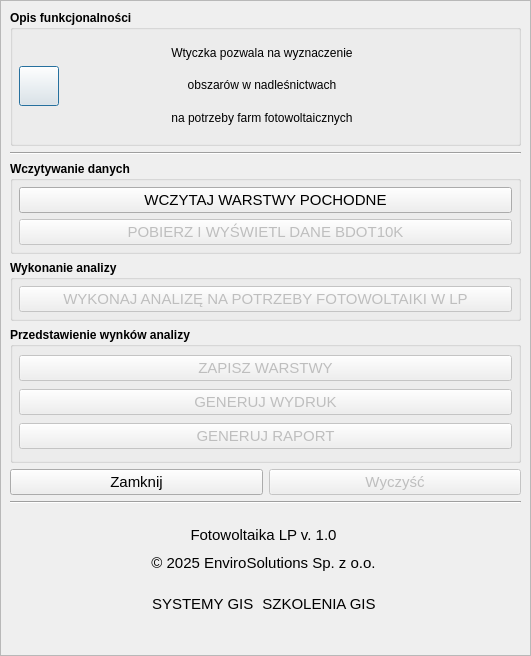
Before: the Qt Designer form photovoltaics_LP_dialog_base.ui in envirosolutionspl/pv_las, drawn with Qt 5.
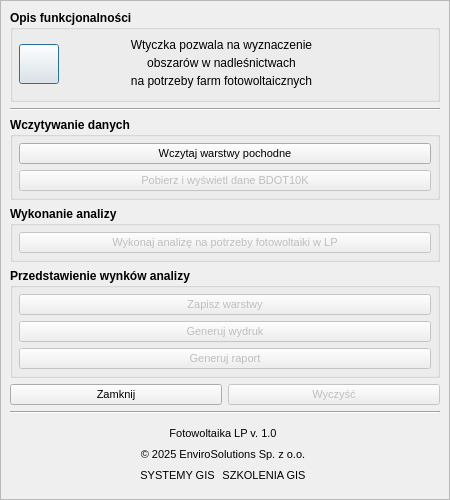
After: the same form once the commit is applied. Icons and pictures are not drawn.

The edit to the form file:
```diff
--- a/photovoltaics_LP_dialog_base.ui
+++ b/photovoltaics_LP_dialog_base.ui
@@ -9,8 +9,8 @@
    <rect>
     <x>0</x>
     <y>0</y>
-    <width>531</width>
-    <height>656</height>
+    <width>450</width>
+    <height>500</height>
    </rect>
   </property>
   <property name="windowTitle">
@@ -44,7 +44,7 @@
         <x>0</x>
         <y>0</y>
         <width>529</width>
-        <height>654</height>
+        <height>651</height>
        </rect>
       </property>
       <layout class="QVBoxLayout" name="verticalLayout_5">
@@ -235,13 +235,13 @@
            <widget class="QPushButton" name="pobierzWarstwyPochodneBtn">
             <property name="font">
              <font>
-              <pointsize>11</pointsize>
+              <pointsize>8</pointsize>
               <weight>50</weight>
               <bold>false</bold>
              </font>
             </property>
             <property name="text">
-             <string>WCZYTAJ WARSTWY POCHODNE</string>
+             <string>Wczytaj warstwy pochodne</string>
             </property>
            </widget>
           </item>
@@ -252,13 +252,13 @@
             </property>
             <property name="font">
              <font>
-              <pointsize>11</pointsize>
+              <pointsize>8</pointsize>
               <weight>50</weight>
               <bold>false</bold>
              </font>
             </property>
             <property name="text">
-             <string>POBIERZ I WYŚWIETL DANE BDOT10K</string>
+             <string>Pobierz i wyświetl dane BDOT10K</string>
             </property>
            </widget>
           </item>
@@ -305,13 +305,13 @@
             </property>
             <property name="font">
              <font>
-              <pointsize>11</pointsize>
+              <pointsize>8</pointsize>
               <weight>50</weight>
               <bold>false</bold>
              </font>
             </property>
             <property name="text">
-             <string>WYKONAJ ANALIZĘ NA POTRZEBY FOTOWOLTAIKI W LP</string>
+             <string>Wykonaj analizę na potrzeby fotowoltaiki w LP</string>
             </property>
            </widget>
           </item>
@@ -355,13 +355,13 @@
             </property>
             <property name="font">
              <font>
-              <pointsize>11</pointsize>
+              <pointsize>8</pointsize>
               <weight>50</weight>
               <bold>false</bold>
              </font>
             </property>
             <property name="text">
-             <string>ZAPISZ WARSTWY</string>
+             <string>Zapisz warstwy</string>
             </property>
            </widget>
           </item>
@@ -372,13 +372,13 @@
             </property>
             <property name="font">
              <font>
-              <pointsize>11</pointsize>
+              <pointsize>8</pointsize>
               <weight>50</weight>
               <bold>false</bold>
              </font>
             </property>
             <property name="text">
-             <string>GENERUJ WYDRUK</string>
+             <string>Generuj wydruk</string>
             </property>
            </widget>
           </item>
@@ -389,13 +389,13 @@
             </property>
             <property name="font">
              <font>
-              <pointsize>11</pointsize>
+              <pointsize>8</pointsize>
               <weight>50</weight>
               <bold>false</bold>
              </font>
             </property>
             <property name="text">
-             <string>GENERUJ RAPORT</string>
+             <string>Generuj raport</string>
             </property>
            </widget>
           </item>
@@ -414,7 +414,7 @@
            </property>
            <property name="font">
             <font>
-             <pointsize>11</pointsize>
+             <pointsize>8</pointsize>
             </font>
            </property>
            <property name="text">
@@ -429,7 +429,7 @@
            </property>
            <property name="font">
             <font>
-             <pointsize>11</pointsize>
+             <pointsize>8</pointsize>
             </font>
            </property>
            <property name="text">
@@ -458,25 +458,21 @@
           <number>0</number>
          </property>
          <property name="topMargin">
-          <number>2</number>
+          <number>0</number>
          </property>
          <property name="rightMargin">
           <number>5</number>
          </property>
          <property name="bottomMargin">
-          <number>5</number>
+          <number>0</number>
          </property>
-         <item>
-          <layout class="QGridLayout" name="gridLayout_7" columnstretch="0">
-           <property name="leftMargin">
-            <number>6</number>
-           </property>
-           <item row="0" column="0" alignment="Qt::AlignHCenter|Qt::AlignVCenter">
+         <!-- Lewa ikona fotowoltaika -->
+         <item alignment="Qt::AlignLeft|Qt::AlignVCenter">
             <widget class="QLabel" name="label_60">
              <property name="maximumSize">
               <size>
-               <width>60</width>
-               <height>60</height>
+             <width>50</width>
+               <height>50</height>
               </size>
              </property>
              <property name="text">
@@ -493,85 +489,37 @@
              </property>
             </widget>
            </item>
-          </layout>
-         </item>
+         <!-- Tekst środkowy -->
          <item>
           <layout class="QGridLayout" name="gridLayout_6">
-           <property name="spacing">
-            <number>2</number>
-           </property>
-           <item row="0" column="0">
-            <layout class="QVBoxLayout" name="verticalLayout_2">
-             <property name="topMargin">
-              <number>10</number>
-             </property>
-             <property name="bottomMargin">
-              <number>10</number>
-             </property>
-             <item>
-              <layout class="QGridLayout" name="gridLayout_8">
-               <item row="0" column="0">
-                <widget class="QLabel" name="lbl_pluginVersion">
-                 <property name="font">
-                  <font>
-                   <pointsize>11</pointsize>
-                  </font>
-                 </property>
-                 <property name="text">
-                  <string>Fotowoltaika LP v. 1.0</string>
-                 </property>
-                 <property name="alignment">
-                  <set>Qt::AlignCenter</set>
-                 </property>
-                </widget>
-               </item>
-               <item row="1" column="0">
-                <widget class="QLabel" name="lbl_copyrights">
-                 <property name="font">
-                  <font>
-                   <pointsize>11</pointsize>
-                  </font>
-                 </property>
-                 <property name="text">
-                  <string>&lt;html&gt;&lt;head/&gt;&lt;body&gt;&lt;p&gt;© 2025 EnviroSolutions Sp. z o.o.&lt;/p&gt;&lt;/body&gt;&lt;/html&gt;</string>
-                 </property>
-                 <property name="textFormat">
-                  <enum>Qt::RichText</enum>
-                 </property>
-                 <property name="alignment">
-                  <set>Qt::AlignCenter</set>
-                 </property>
-                 <property name="openExternalLinks">
-                  <bool>true</bool>
-                 </property>
-                 <property name="textInteractionFlags">
-                  <set>Qt::TextBrowserInteraction</set>
-                 </property>
-                </widget>
-               </item>
-              </layout>
-             </item>
-             <item>
-              <layout class="QGridLayout" name="gridLayout_5">
-               <property name="sizeConstraint">
-                <enum>QLayout::SetMinimumSize</enum>
-               </property>
                <property name="horizontalSpacing">
-                <number>6</number>
+         <number>7</number>
                </property>
                <property name="verticalSpacing">
                 <number>0</number>
                </property>
-               <item row="0" column="0" alignment="Qt::AlignHCenter|Qt::AlignVCenter">
-                <widget class="QLabel" name="lbl_systemy_4">
+        <item row="1" column="0" colspan="2">
+         <widget class="QLabel" name="lbl_copyrights">
+          <property name="maximumSize">
+           <size>
+            <width>16777215</width>
+            <height>15</height>
+           </size>
+          </property>
                  <property name="font">
                   <font>
-                   <pointsize>11</pointsize>
+            <pointsize>8</pointsize>
                   </font>
                  </property>
                  <property name="text">
-                  <string>&lt;html&gt;&lt;head/&gt;&lt;body&gt;&lt;p&gt;&lt;a href=&quot;https://envirosolutions.pl/systemy-opensource-gis/?utm_source=stopka&amp;utm_medium=wtyczka&amp;utm_campaign=organic&amp;utm_term=fotowoltaika_lp&quot;&gt;&lt;span style=&quot; text-decoration: underline; color:#0000ff;&quot;&gt;SYSTEMY GIS&lt;/span&gt;&lt;/a&gt;&lt;/p&gt;&lt;/body&gt;&lt;/html&gt;</string>
-                 </property>
+           <string>&lt;html&gt;&lt;head/&gt;&lt;body&gt;&lt;p&gt;© 2025 EnviroSolutions Sp. z o.o.&lt;/p&gt;&lt;/body&gt;&lt;/html&gt;</string>
+          </property>
+          <property name="textFormat">
+           <enum>Qt::RichText</enum>
+          </property>
+          <property name="alignment">
+           <set>Qt::AlignCenter</set>
+          </property>
                  <property name="openExternalLinks">
                   <bool>true</bool>
                  </property>
@@ -580,15 +528,66 @@
                  </property>
                 </widget>
                </item>
-               <item row="0" column="1" alignment="Qt::AlignHCenter|Qt::AlignVCenter">
+        <item row="0" column="0" colspan="2">
+         <widget class="QLabel" name="lbl_pluginVersion">
+          <property name="maximumSize">
+           <size>
+            <width>16777215</width>
+            <height>15</height>
+           </size>
+          </property>
+          <property name="font">
+           <font>
+            <pointsize>8</pointsize>
+           </font>
+          </property>
+          <property name="text">
+           <string>Fotowoltaika LP v. 1.0</string>
+          </property>
+          <property name="alignment">
+           <set>Qt::AlignCenter</set>
+          </property>
+         </widget>
+        </item>
+        <item row="2" column="1" alignment="Qt::AlignLeft|Qt::AlignVCenter">
+         <widget class="QLabel" name="lbl_szkolenia">
+          <property name="font">
+           <font>
+            <pointsize>8</pointsize>
+           </font>
+          </property>
+          <property name="text">
+           <string>&lt;html&gt;&lt;head/&gt;&lt;body&gt;&lt;p&gt;&lt;a href=&quot;https://envirosolutions.pl/oferta-szkoleniowa/?utm_source=stopka&amp;utm_medium=wtyczka&amp;utm_campaign=organic&amp;utm_term=uldk_gugik&quot;&gt;&lt;span style=&quot; text-decoration: underline; color:#0000ff;&quot;&gt;SZKOLENIA GIS&lt;/span&gt;&lt;/a&gt;&lt;/p&gt;&lt;/body&gt;&lt;/html&gt;</string>
+          </property>
+          <property name="textFormat">
+           <enum>Qt::RichText</enum>
+          </property>
+          <property name="alignment">
+           <set>Qt::AlignCenter</set>
+          </property>
+          <property name="openExternalLinks">
+           <bool>true</bool>
+          </property>
+          <property name="textInteractionFlags">
+           <set>Qt::TextBrowserInteraction</set>
+          </property>
+         </widget>
+        </item>
+        <item row="2" column="0" alignment="Qt::AlignRight">
                 <widget class="QLabel" name="lbl_email">
+          <property name="maximumSize">
+           <size>
+            <width>16777215</width>
+            <height>15</height>
+           </size>
+          </property>
                  <property name="font">
                   <font>
-                   <pointsize>11</pointsize>
+            <pointsize>8</pointsize>
                   </font>
                  </property>
                  <property name="text">
-                  <string>&lt;html&gt;&lt;head/&gt;&lt;body&gt;&lt;p&gt;&lt;a href=&quot;https://envirosolutions.pl/oferta-szkoleniowa/?utm_source=stopka&amp;utm_medium=wtyczka&amp;utm_campaign=organic&amp;utm_term=fotowoltaika_lp&quot;&gt;&lt;span style=&quot; text-decoration: underline; color:#0000ff;&quot;&gt;SZKOLENIA GIS&lt;/span&gt;&lt;/a&gt;&lt;/p&gt;&lt;/body&gt;&lt;/html&gt;</string>
+           <string>&lt;html&gt;&lt;head/&gt;&lt;body&gt;&lt;p&gt;&lt;a href=&quot;https://envirosolutions.pl/systemy-opensource-gis/?utm_source=stopka&amp;utm_medium=wtyczka&amp;utm_campaign=organic&amp;utm_term=uldk_gugik&quot;&gt;&lt;span style=&quot; text-decoration: underline; color:#0000ff;&quot;&gt;SYSTEMY GIS&lt;/span&gt;&lt;/a&gt;&lt;/p&gt;&lt;/body&gt;&lt;/html&gt;</string>
                  </property>
                  <property name="textFormat">
                   <enum>Qt::RichText</enum>
@@ -606,37 +605,15 @@
                </item>
               </layout>
              </item>
-            </layout>
-           </item>
-          </layout>
-         </item>
-         <item>
-          <layout class="QGridLayout" name="gridLayout">
-           <property name="rightMargin">
-            <number>6</number>
-           </property>
-           <item row="0" column="0" alignment="Qt::AlignHCenter|Qt::AlignVCenter">
-            <widget class="QLabel" name="label_7">
-             <property name="sizePolicy">
-              <sizepolicy hsizetype="Maximum" vsizetype="Minimum">
-               <horstretch>0</horstretch>
-               <verstretch>0</verstretch>
-              </sizepolicy>
-             </property>
+         <!-- Prawa ikona logo -->
+         <item alignment="Qt::AlignRight|Qt::AlignVCenter">
+          <widget class="QLabel" name="label_60">
              <property name="maximumSize">
               <size>
                <width>60</width>
                <height>60</height>
               </size>
              </property>
-             <property name="font">
-              <font>
-               <pointsize>11</pointsize>
-              </font>
-             </property>
-             <property name="mouseTracking">
-              <bool>true</bool>
-             </property>
              <property name="text">
               <string/>
              </property>
@@ -647,11 +624,9 @@
               <bool>true</bool>
              </property>
              <property name="margin">
-              <number>-4</number>
+              <number>9</number>
              </property>
             </widget>
-           </item>
-          </layout>
          </item>
         </layout>
        </item>
```
Lines whose indentation alone changed are shown as unchanged.
